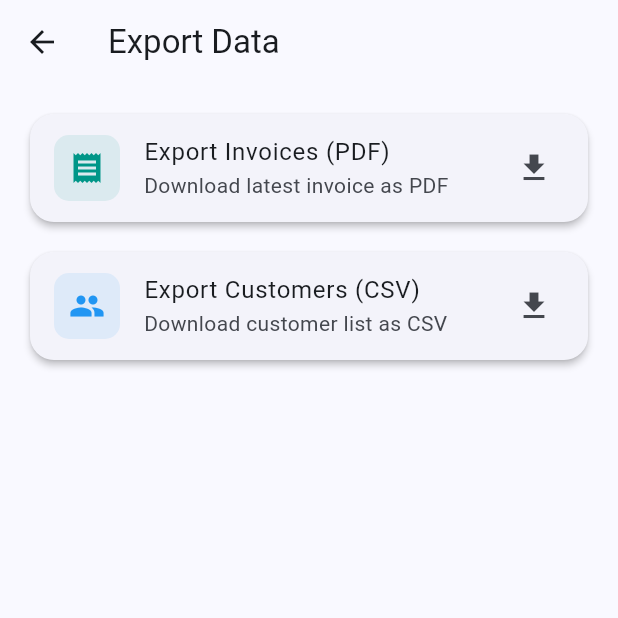
After one commit to zuraiz-01/digi_khata, a Flutter app: the ExportScreen screen opened by its route, after a tap on "Export Invoices (PDF)", on a phone screen of 412 x 824 dp, the top half of it. The commit adds this screen. Run offline on Flutter 3.47's test engine with Material 3 defaults, Android fonts, the phone set to English and light mode, and no system bars; our stand-ins replace cloud_firestore, csv, firebase_auth, firebase_core, pdf, share_plus; accounts and stored records are empty.

Commit message:
feat: add PDF and CSV export

```diff
--- a/lib/main.dart
+++ b/lib/main.dart
@@ -22,6 +22,7 @@ import 'screens/whatsapp_reminder_screen.dart';
 import 'screens/invoice_screen.dart';
 import 'screens/create_invoice_screen.dart';
 import 'screens/report_screen.dart';
+import 'screens/export_screen.dart';
 import 'screens/dashboard_screen.dart';
 
 void main() async {
@@ -109,6 +110,7 @@ class DigiKhataApp extends StatelessWidget {
         '/whatsapp-reminder': (context) => const WhatsAppReminderScreen(),
         '/create-invoice': (context) => const CreateInvoiceScreen(),
         '/reports': (context) => const ReportScreen(),
+        '/export': (context) => const ExportScreen(),
         '/dashboard': (context) => const DashboardScreen(),
       },
       home: Consumer<AppAuthProvider>(
--- a/lib/screens/dashboard_screen.dart
+++ b/lib/screens/dashboard_screen.dart
@@ -168,6 +168,8 @@ class _DashboardScreenState extends State<DashboardScreen> {
                 Navigator.pushNamed(context, '/staff');
               } else if (value == 'whatsapp') {
                 Navigator.pushNamed(context, '/whatsapp-reminder');
+              } else if (value == 'export') {
+                Navigator.pushNamed(context, '/export');
               } else if (value == 'add-business') {
                 Navigator.pushNamed(context, '/business-setup');
               } else if (value == 'logout') {
@@ -177,6 +179,7 @@ class _DashboardScreenState extends State<DashboardScreen> {
             itemBuilder: (context) => [
               const PopupMenuItem(value: 'staff', child: Text('Staff')),
               const PopupMenuItem(value: 'whatsapp', child: Text('WhatsApp Reminder')),
+              const PopupMenuItem(value: 'export', child: Text('Export Data')),
               const PopupMenuItem(value: 'add-business', child: Text('Add Business')),
               const PopupMenuItem(value: 'logout', child: Text('Logout')),
             ],
--- /dev/null
+++ b/lib/screens/export_screen.dart
@@ -0,0 +1,100 @@
+import 'package:flutter/material.dart';
+import 'package:provider/provider.dart';
+import '../providers/business_provider.dart';
+import '../providers/customer_provider.dart';
+import '../providers/invoice_provider.dart';
+import '../services/export_service.dart';
+
+class ExportScreen extends StatefulWidget {
+  const ExportScreen({super.key});
+
+  @override
+  State<ExportScreen> createState() => _ExportScreenState();
+}
+
+class _ExportScreenState extends State<ExportScreen> {
+  final _exportService = ExportService();
+  bool _isExporting = false;
+
+  Future<void> _exportInvoices() async {
+    setState(() => _isExporting = true);
+    final bp = context.read<BusinessProvider>();
+    final ip = context.read<InvoiceProvider>();
+    if (bp.currentBusiness != null) {
+      await ip.loadInvoices(bp.currentBusiness!.id);
+      if (ip.invoices.isNotEmpty) {
+        await _exportService.exportInvoicePdf(ip.invoices.first);
+      }
+    }
+    if (mounted) setState(() => _isExporting = false);
+  }
+
+  Future<void> _exportCustomers() async {
+    setState(() => _isExporting = true);
+    final bp = context.read<BusinessProvider>();
+    final cp = context.read<CustomerProvider>();
+    if (bp.currentBusiness != null) {
+      await cp.loadCustomers(bp.currentBusiness!.id);
+      await _exportService.exportCustomersCsv(cp.customers);
+    }
+    if (mounted) setState(() => _isExporting = false);
+  }
+
+  @override
+  Widget build(BuildContext context) {
+    return Scaffold(
+      appBar: AppBar(title: const Text('Export Data')),
+      body: Padding(
+        padding: const EdgeInsets.all(16),
+        child: Column(
+          children: [
+            _exportCard(
+              icon: Icons.receipt,
+              title: 'Export Invoices (PDF)',
+              subtitle: 'Download latest invoice as PDF',
+              onTap: _exportInvoices,
+              color: Colors.teal,
+            ),
+            const SizedBox(height: 12),
+            _exportCard(
+              icon: Icons.people,
+              title: 'Export Customers (CSV)',
+              subtitle: 'Download customer list as CSV',
+              onTap: _exportCustomers,
+              color: Colors.blue,
+            ),
+            if (_isExporting) ...[
+              const SizedBox(height: 24),
+              const Center(child: CircularProgressIndicator()),
+            ],
+          ],
+        ),
+      ),
+    );
+  }
+
+  Widget _exportCard({
+    required IconData icon,
+    required String title,
+    required String subtitle,
+    required VoidCallback onTap,
+    required Color color,
+  }) {
+    return Card(
+      child: ListTile(
+        leading: Container(
+          padding: const EdgeInsets.all(10),
+          decoration: BoxDecoration(
+            color: color.withValues(alpha: 0.1),
+            borderRadius: BorderRadius.circular(10),
+          ),
+          child: Icon(icon, color: color),
+        ),
+        title: Text(title),
+        subtitle: Text(subtitle),
+        trailing: const Icon(Icons.download),
+        onTap: onTap,
+      ),
+    );
+  }
+}
--- /dev/null
+++ b/lib/services/export_service.dart
@@ -0,0 +1,82 @@
+import 'dart:io';
+import 'package:pdf/pdf.dart';
+import 'package:pdf/widgets.dart' as pw;
+import 'package:csv/csv.dart';
+import 'package:path_provider/path_provider.dart';
+import 'package:share_plus/share_plus.dart';
+import '../models/invoice_model.dart';
+import '../models/customer_model.dart';
+
+class ExportService {
+  Future<void> exportInvoicePdf(Invoice invoice) async {
+    final doc = pw.Document();
+
+    doc.addPage(
+      pw.MultiPage(
+        pageFormat: PdfPageFormat.a4,
+        margin: const pw.EdgeInsets.all(32),
+        build: (context) => [
+          pw.Header(
+            level: 0,
+            child: pw.Text('Invoice #${invoice.invoiceNumber}',
+                style: pw.TextStyle(fontSize: 22, fontWeight: pw.FontWeight.bold)),
+          ),
+          pw.SizedBox(height: 8),
+          if (invoice.customerName != null && invoice.customerName!.isNotEmpty)
+            pw.Text('Customer: ${invoice.customerName}'),
+          pw.SizedBox(height: 16),
+          pw.TableHelper.fromTextArray(
+            headers: ['Description', 'Qty', 'Rate', 'Amount'],
+            data: invoice.items.map((item) => [
+                  item.description,
+                  item.quantity.toStringAsFixed(0),
+                  'Rs. ${item.rate.toStringAsFixed(0)}',
+                  'Rs. ${item.amount.toStringAsFixed(0)}',
+                ]).toList(),
+            headerStyle: pw.TextStyle(fontWeight: pw.FontWeight.bold),
+            headerDecoration: const pw.BoxDecoration(color: PdfColors.blueGrey50),
+            cellAlignment: pw.Alignment.centerLeft,
+          ),
+          pw.SizedBox(height: 16),
+          pw.Row(
+            mainAxisAlignment: pw.MainAxisAlignment.end,
+            children: [
+              pw.Text('Total: Rs. ${invoice.totalAmount.toStringAsFixed(0)}',
+                  style: pw.TextStyle(
+                      fontSize: 18,
+                      fontWeight: pw.FontWeight.bold,
+                      color: PdfColors.blue)),
+            ],
+          ),
+        ],
+      ),
+    );
+
+    await _shareFile(doc, 'invoice_${invoice.invoiceNumber}.pdf');
+  }
+
+  Future<void> exportCustomersCsv(List<Customer> customers) async {
+    final csvData = <List<String>>[
+      ['Name', 'Phone', 'Address', 'Total Udhaar'],
+      ...customers.map((c) => [
+            c.name,
+            c.phone,
+            c.address,
+            c.totalUdhaar.toStringAsFixed(0),
+          ]),
+    ];
+
+    final csv = const ListToCsvConverter().convert(csvData);
+    final dir = await getTemporaryDirectory();
+    final file = File('${dir.path}/customers_export.csv');
+    await file.writeAsString(csv);
+    await Share.shareXFiles([XFile(file.path)], text: 'Customers Export');
+  }
+
+  Future<void> _shareFile(pw.Document doc, String filename) async {
+    final dir = await getTemporaryDirectory();
+    final file = File('${dir.path}/$filename');
+    await file.writeAsBytes(await doc.save());
+    await Share.shareXFiles([XFile(file.path)], text: filename);
+  }
+}
--- a/pubspec.yaml
+++ b/pubspec.yaml
@@ -40,6 +40,10 @@ dependencies:
   cloud_firestore: ^5.6.0
   provider: ^6.1.2
   url_launcher: ^6.3.1
+  pdf: ^3.11.3
+  csv: ^6.0.0
+  path_provider: ^2.1.5
+  share_plus: ^10.1.4
 
 dev_dependencies:
   flutter_test:
```
Also changed, not shown: pubspec.lock, 4 other files.
